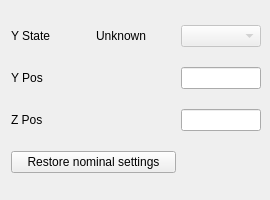
Above: PPM_centroid/wfs_controls.ui from mseaberg/slit_alignment before the change. Below: the same form after it.
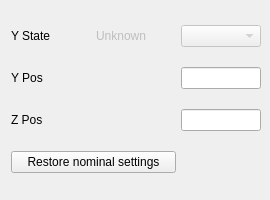
That is the form after the change. Custom widgets are drawn as their Qt base class.

```diff
--- a/PPM_centroid/wfs_controls.ui
+++ b/PPM_centroid/wfs_controls.ui
@@ -160,6 +160,9 @@
    </item>
    <item row="0" column="1">
     <widget class="PyDMLabel" name="yStateReadback">
+     <property name="enabled">
+      <bool>false</bool>
+     </property>
      <property name="minimumSize">
       <size>
        <width>80</width>
```
